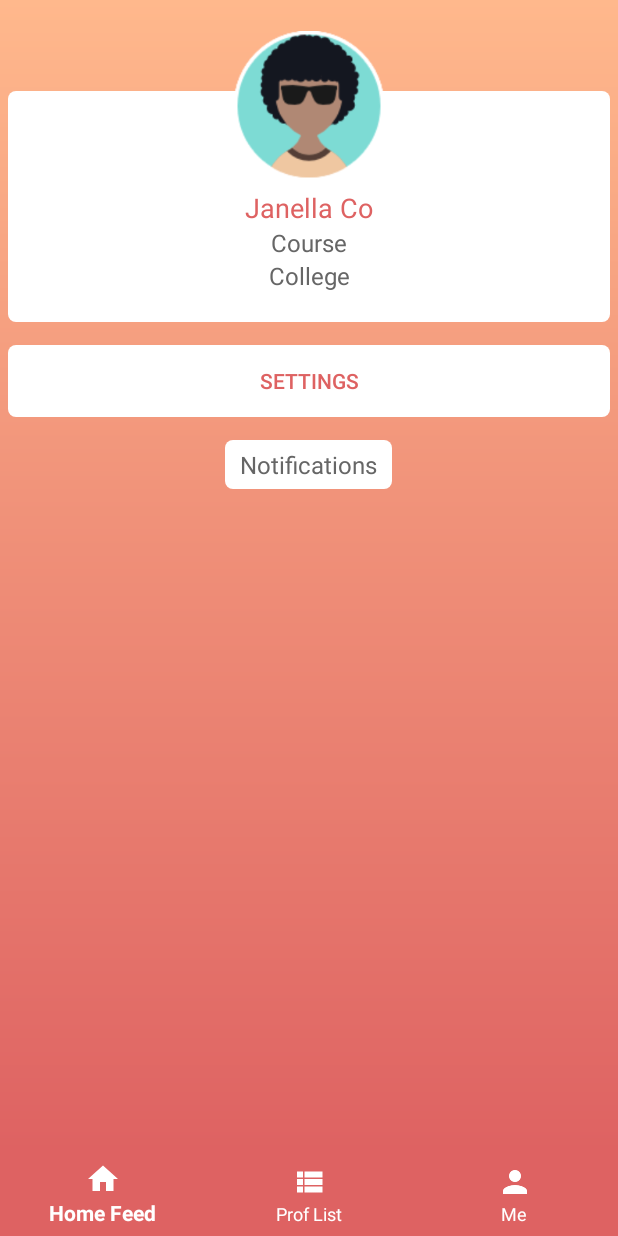
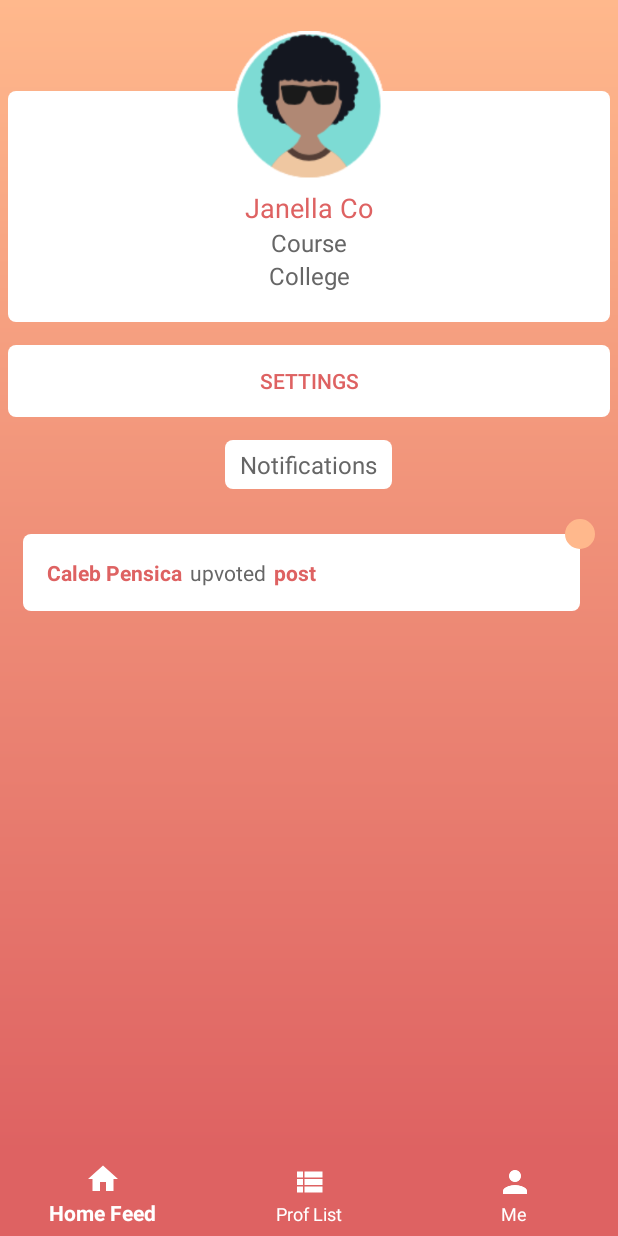
Before and after one commit to norielleaguila/MOBAPDE_Quatro, an Android app: the ProfileActivity screen opened directly, with no data from a screen before it, on a phone screen of 412 x 824 dp. Run offline under Robolectric (Android 15) with nearby library versions, the phone set to English and light mode, and no system bars.

Commit message:
created notif recycler

```diff
--- /dev/null
+++ b/Quatro/app/src/main/java/edu/dlsu/mobapde/quatro/Notif.java
@@ -0,0 +1,75 @@
+package edu.dlsu.mobapde.quatro;
+
+public class Notif {
+    public final static String TABLE_NOTIF = "notifs";
+    public final static String COL_ID = "_id";
+    public final static String COL_READ = "read";
+    public final static String COL_USER = "user";
+    public final static String COL_ACTION = "action";
+    public final static String COL_POST = "post";
+
+    private int id;
+
+    private boolean read = false;
+
+    private String user;
+    private String action;
+    private String post;    // link to post
+
+    public Notif() {
+        post = "post";
+    }
+
+    public Notif(String user, String action) {
+        this();
+        this.user = user;
+        this.action = action;
+    }
+
+    public Notif(int id, String user, String action) {
+        this();
+        this.id = id;
+        this.user = user;
+        this.action = action;
+    }
+
+    public int getId() {
+        return id;
+    }
+
+    public void setId(int id) {
+        this.id = id;
+    }
+
+    public boolean isRead() {
+        return read;
+    }
+
+    public void setRead(boolean read) {
+        this.read = read;
+    }
+
+    public String getUser() {
+        return user;
+    }
+
+    public void setUser(String user) {
+        this.user = user;
+    }
+
+    public String getAction() {
+        return action;
+    }
+
+    public void setAction(String action) {
+        this.action = action;
+    }
+
+    public String getPost() {
+        return post;
+    }
+
+    public void setPost(String post) {
+        this.post = post;
+    }
+}
--- /dev/null
+++ b/Quatro/app/src/main/java/edu/dlsu/mobapde/quatro/NotifAdapter.java
@@ -0,0 +1,77 @@
+package edu.dlsu.mobapde.quatro;
+
+import android.content.Intent;
+import android.support.v7.widget.RecyclerView;
+import android.view.LayoutInflater;
+import android.view.View;
+import android.view.ViewGroup;
+import android.widget.Button;
+import android.widget.ImageButton;
+import android.widget.RatingBar;
+import android.widget.RelativeLayout;
+import android.widget.TextView;
+
+import org.w3c.dom.Text;
+
+import java.util.ArrayList;
+
+
+public class NotifAdapter extends RecyclerView.Adapter<NotifAdapter.NotifHolder> {
+
+    private ArrayList<Notif> notifs;
+    private View v;
+
+    public NotifAdapter(ArrayList<Notif> notifs){this.notifs = notifs;}
+
+    @Override
+    public NotifHolder onCreateViewHolder(ViewGroup parent, int viewType) {
+            v = LayoutInflater.from(parent.getContext()).inflate(R.layout.post_notif, parent, false);
+
+            return new NotifHolder(v);
+    }
+
+    @Override
+    public void onBindViewHolder(final NotifHolder holder, final int position){
+        Notif curr = notifs.get(position);
+
+        holder.user.setText(curr.getUser());
+        holder.action.setText(curr.getAction());
+        holder.post.setText(curr.getPost());
+
+        holder.post.setOnClickListener(new View.OnClickListener() {
+            @Override
+            public void onClick(View view) {
+
+                Notif n = notifs.get(position);
+                n.setRead(true);
+
+                // intent go to your individual post that got upvoted/downvoted
+                Intent i = new Intent();
+            }
+        });
+    }
+
+    @Override
+    public int getItemCount() {
+        return notifs.size();
+    }
+
+    public class NotifHolder extends RecyclerView.ViewHolder{
+
+        TextView user;
+        TextView action;
+        TextView post;
+        TextView tag;
+
+        public NotifHolder(View view){
+            super(view);
+
+            user = view.findViewById(R.id.notif_user);
+            action = view.findViewById(R.id.notif_action);
+            post = view.findViewById(R.id.notif_post);
+            tag = view.findViewById(R.id.notif_read);
+
+        }
+
+    }
+}
--- a/Quatro/app/src/main/java/edu/dlsu/mobapde/quatro/ProfileActivity.java
+++ b/Quatro/app/src/main/java/edu/dlsu/mobapde/quatro/ProfileActivity.java
@@ -8,11 +8,14 @@ import android.support.annotation.NonNull;
 import android.support.annotation.Nullable;
 import android.support.design.widget.BottomNavigationView;
 import android.support.v7.app.AppCompatActivity;
+import android.support.v7.widget.LinearLayoutManager;
 import android.support.v7.widget.RecyclerView;
 import android.view.MenuItem;
 import android.view.View;
 import android.widget.Button;
 import android.widget.TextView;
+
+import java.util.ArrayList;
 
 /**
  * Created by Asus on 11/14/2017.
@@ -28,6 +31,8 @@ public class ProfileActivity extends AppCompatActivity {
     private Button btnSettings;
 
     private RecyclerView notifs;
+
+    private ArrayList<Notif> notifList;
 
     @Override
     protected void onCreate(@Nullable Bundle savedInstanceState) {
@@ -74,7 +79,20 @@ public class ProfileActivity extends AppCompatActivity {
             }
         });
 
+        initList();
+
+        NotifAdapter na = new NotifAdapter(notifList);
+
+        notifs.setAdapter(na);
+        notifs.setLayoutManager(new LinearLayoutManager(getBaseContext(), LinearLayoutManager.VERTICAL, false));
+
     }
+
+    private void initList(){
+        notifList = new ArrayList<>();
+        notifList.add(new Notif("Caleb Pensica", "upvoted"));
+    }
+
 
     private BottomNavigationView.OnNavigationItemSelectedListener mOnNavigationItemSelectedListener
             = new BottomNavigationView.OnNavigationItemSelectedListener() {
--- a/Quatro/app/src/main/java/edu/dlsu/mobapde/quatro/ReviewDialog.java
+++ b/Quatro/app/src/main/java/edu/dlsu/mobapde/quatro/ReviewDialog.java
@@ -37,7 +37,7 @@ public class ReviewDialog extends DialogFragment{
     @Override
     public Dialog onCreateDialog(Bundle savedInstanceState) {
         view = LayoutInflater.from(getActivity()).inflate(R.layout.dialog_rate, null);
-        AlertDialog.Builder alertDialogBuilder = new AlertDialog.Builder(getActivity(), AlertDialog.THEME_DEVICE_DEFAULT_LIGHT)
+        AlertDialog.Builder alertDialogBuilder = new AlertDialog.Builder(getActivity())
                 .setView(view)
 //                .setPositiveButton("OK", new DialogInterface.OnClickListener() {
 //                    @Override
--- /dev/null
+++ b/Quatro/app/src/main/res/color/tag.xml
@@ -0,0 +1,5 @@
+<?xml version="1.0" encoding="utf-8"?>
+<selector xmlns:android="http://schemas.android.com/apk/res/android" >
+    <item
+        android:color="#0FFF" />
+</selector>
--- a/Quatro/app/src/main/res/layout/post_notif.xml
+++ b/Quatro/app/src/main/res/layout/post_notif.xml
@@ -9,12 +9,13 @@
         android:layout_width="match_parent"
         android:layout_height="wrap_content"
         android:orientation="vertical"
-        android:background="@drawable/rectangle"
+        android:background="@drawable/rectangle2"
         android:padding="16dp"
         android:id="@+id/linearLayout"
-        android:layout_margin="20dp"
         android:layout_marginBottom="0dp"
-        android:layout_marginTop="10dp">
+        android:layout_marginStart="10dp"
+        android:layout_marginEnd="20dp"
+        android:layout_marginTop="20dp">
 
         <LinearLayout
             android:layout_width="match_parent"
@@ -28,7 +29,7 @@
                 android:layout_height="wrap_content"
                 android:text="Janella Marie Co"
                 android:textStyle="bold"
-                android:textColor="@color/colorPrimary"
+                android:textColor="@color/colorPrimaryDark"
                 android:layout_marginEnd="5sp"
                 />
 
@@ -46,28 +47,29 @@
                 android:layout_height="wrap_content"
                 android:text="post"
                 android:textStyle="bold"
-                android:textColor="@color/colorPrimary"
+                android:textColor="@color/colorPrimaryDark"
                 android:layout_marginEnd="5sp"
                 android:id="@+id/notif_post"
                 />
         </LinearLayout>
 
-        <TextView
-            android:id="@+id/notif_timestamp"
-            android:layout_width="wrap_content"
-            android:layout_height="wrap_content"
-            android:text="5m ago"
-            android:textColor="@color/colorGrey"
-            android:layout_gravity="right"
-            />
+        <!--<TextView-->
+            <!--android:id="@+id/notif_timestamp"-->
+            <!--android:layout_width="wrap_content"-->
+            <!--android:layout_height="wrap_content"-->
+            <!--android:text="5m ago"-->
+            <!--android:textColor="@color/colorGrey"-->
+            <!--android:layout_gravity="right"-->
+            <!--/>-->
 
     </LinearLayout>
 
     <TextView
+        android:id="@+id/notif_read"
         android:layout_width="20dp"
         android:layout_height="20dp"
         android:background="@drawable/rectangle"
-        android:backgroundTint="#ff3c1e"
+        android:backgroundTint="@color/colorPrimary"
         android:backgroundTintMode="src_atop"
         android:layout_marginTop="10dp"
         android:layout_marginEnd="10dp"
```
